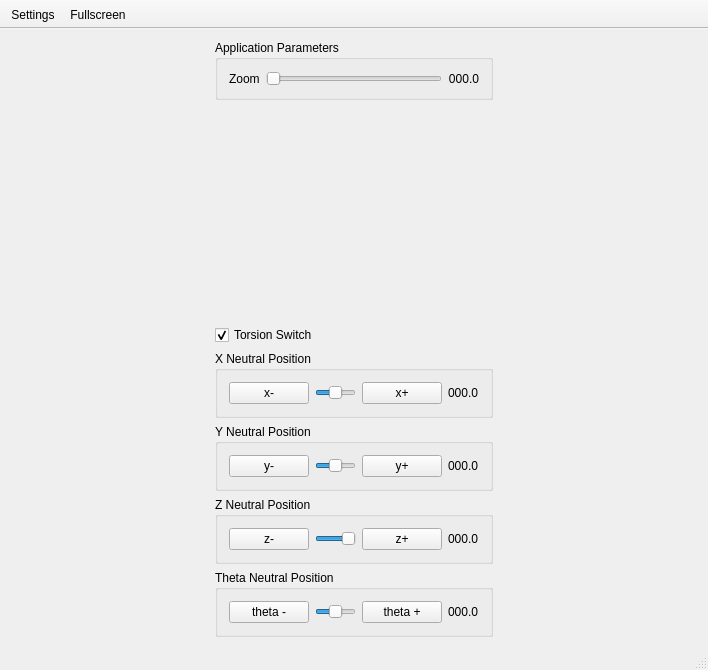
Qt form QtWidgetsApplication1/qt_4dof.ui (sophiarw/qt_4dof_spherical) before a commit.
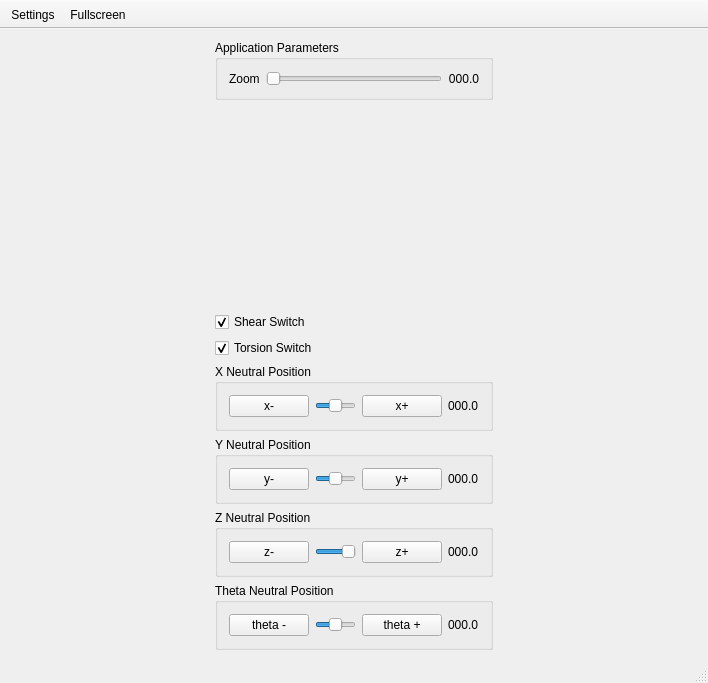
The same form after that commit. Icons and pictures are not drawn. Custom widgets are drawn as their Qt base class.

Commit message: checkbox shear, larger box, global rotation fixes negative z problem

```diff
--- a/QtWidgetsApplication1/qt_4dof.ui
+++ b/QtWidgetsApplication1/qt_4dof.ui
@@ -135,6 +135,16 @@
          </property>
         </spacer>
        </item>
+       <item>
+        <widget class="QCheckBox" name="shearSwitch">
+         <property name="text">
+          <string>Shear Switch</string>
+         </property>
+         <property name="checked">
+          <bool>true</bool>
+         </property>
+        </widget>
+       </item>
        <item>
         <widget class="QCheckBox" name="torsionSwitch">
          <property name="enabled">
```
The commit also changes 12 other files.
